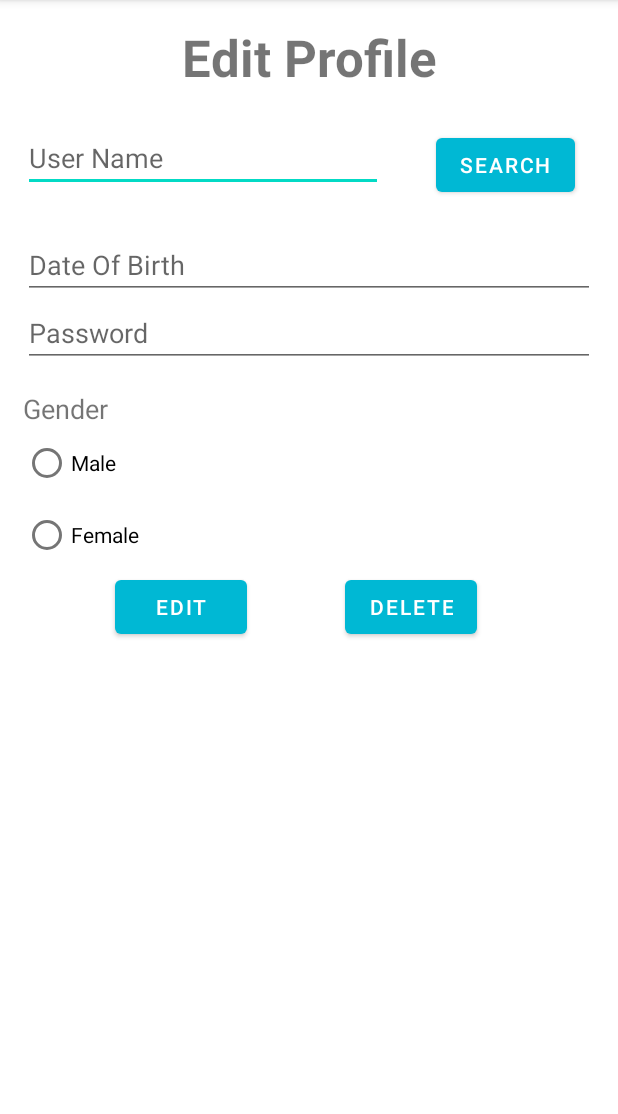
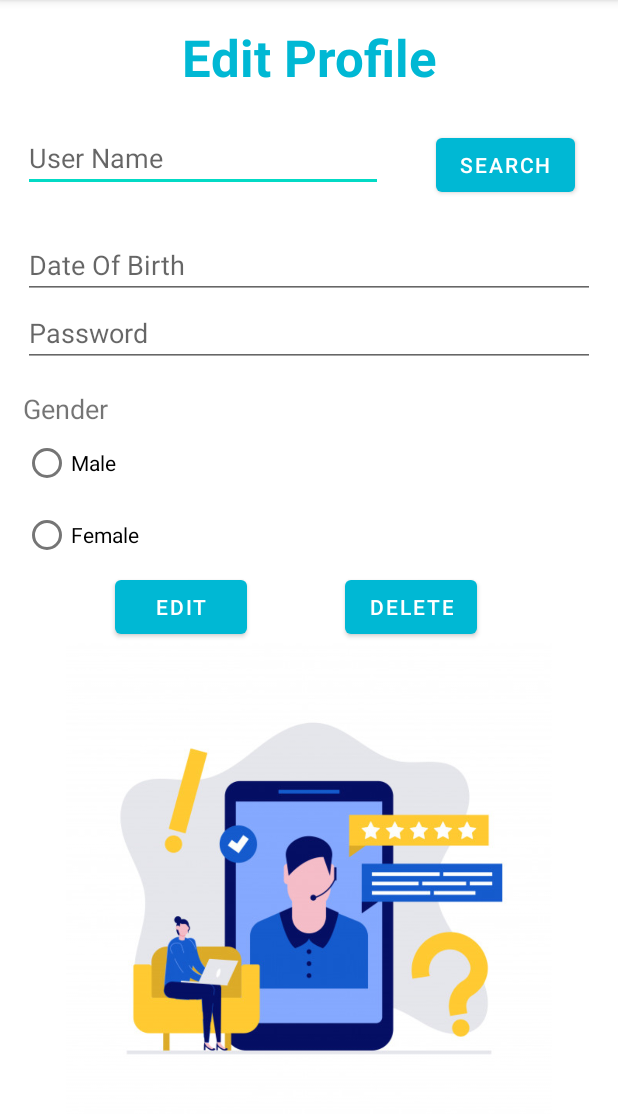
Before and after one commit to ShehaniHettiarachchi/User-Profile-Management-Application, an Android app: the EditProfile screen opened directly, with no data from a screen before it, on a phone screen of 412 x 824 dp, the part 84-1198 px from its top. Run offline under Robolectric (Android 15) with nearby library versions, the phone set to English and light mode, and no system bars.

Commit message:
update UI design

```diff
--- a/app/src/main/java/com/example/madfinal/ProfileManagement.java
+++ b/app/src/main/java/com/example/madfinal/ProfileManagement.java
@@ -13,7 +13,7 @@ public class ProfileManagement extends AppCompatActivity {
     EditText username,dob,password;
     Button search,edit,delete;
     RadioButton male,female;
-
+    //comment
     @Override
     protected void onCreate(Bundle savedInstanceState) {
         super.onCreate(savedInstanceState);
@@ -23,7 +23,7 @@ public class ProfileManagement extends AppCompatActivity {
 
 
 
-        //comment
+
       search.setOnClickListener(new View.OnClickListener() {
           @Override
           public void onClick(View v) {
--- a/app/src/main/res/layout/activity_edit_profile.xml
+++ b/app/src/main/res/layout/activity_edit_profile.xml
@@ -15,8 +15,10 @@
         android:layout_marginBottom="25dp"
         android:text="@string/editprofile"
         android:textAlignment="center"
+        android:textColor="#00B8D4"
         android:textSize="34sp"
-        android:textStyle="bold" />
+        android:textStyle="bold"
+        tools:ignore="TextContrastCheck" />
 
     <androidx.constraintlayout.widget.ConstraintLayout
         android:layout_width="match_parent"
@@ -134,6 +136,13 @@
         android:layout_width="match_parent"
         android:layout_height="match_parent">
 
+        <ImageView
+            android:id="@+id/imageView3"
+            android:layout_width="wrap_content"
+            android:layout_height="wrap_content"
+            app:srcCompat="@drawable/profilepic3"
+            tools:ignore="ImageContrastCheck"
+            android:contentDescription="@string/todo2" />
     </FrameLayout>
 
 </LinearLayout>
--- a/app/src/main/res/values/strings.xml
+++ b/app/src/main/res/values/strings.xml
@@ -15,4 +15,7 @@
     <string name="search">Search</string>
     <string name="edit">Edit</string>
     <string name="delete">Delete</string>
+    <string name="todo">TODO</string>
+    <string name="todo1">TODO</string>
+    <string name="todo2">TODO</string>
 </resources>
```
Also changed, not shown: app/src/main/res/layout/activity_main.xml (+10 -1 lines), app/src/main/res/layout/activity_profile_management.xml (+10 -1 lines), app/src/main/res/drawable-v24/profilepic1.jpg (added), app/src/main/res/drawable-v24/profilepic2.jpg (added), app/src/main/res/drawable-v24/profilepic3.jpg (added).
